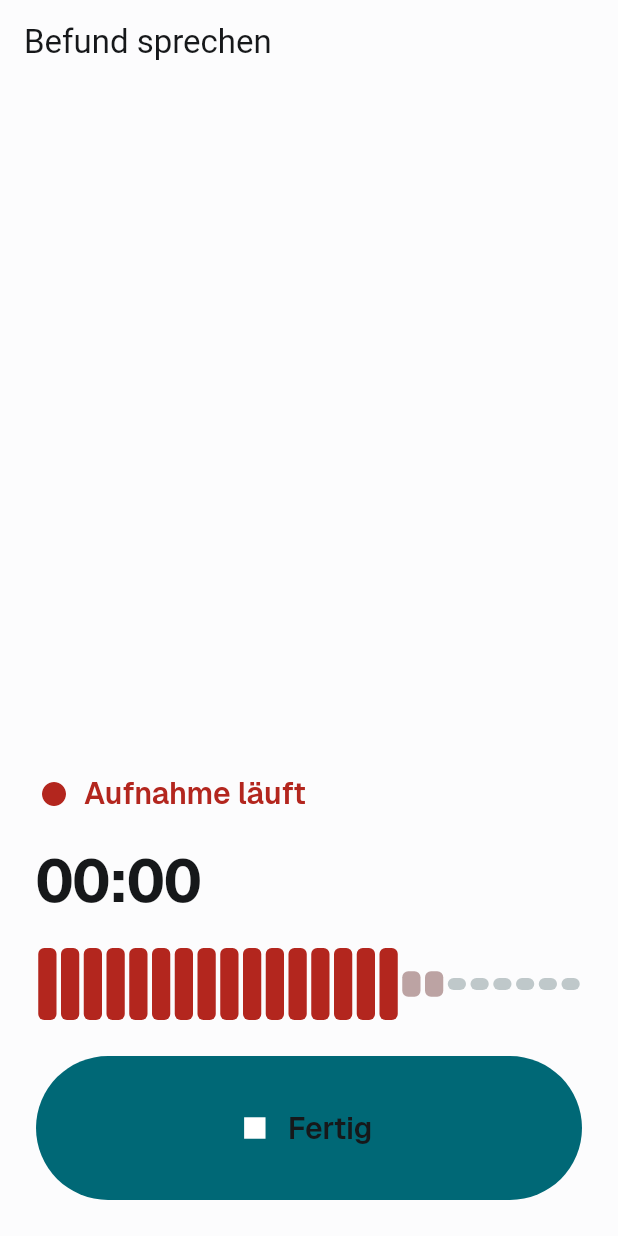
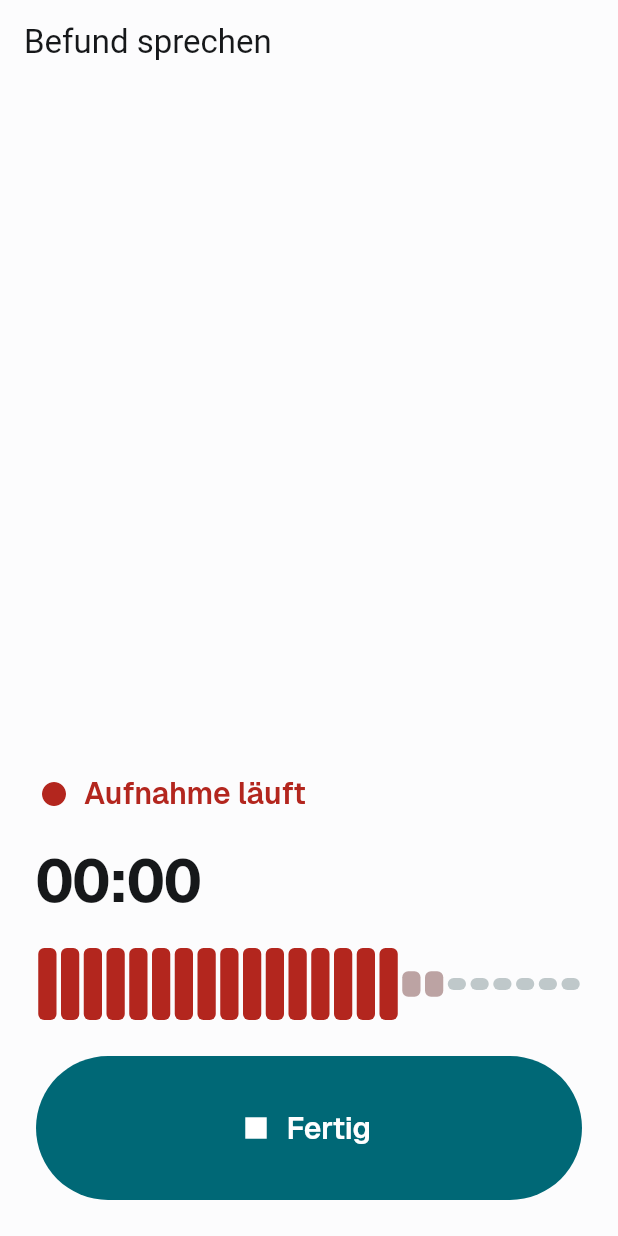
Before and after one commit to Schweitzerle/wunddoku, a Flutter app: the screen it shows after launch, after a tap on "Aufnahme starten", on a phone screen of 412 x 824 dp. Run offline on Flutter 3.47's test engine with Material 3 defaults, Android fonts, the phone set to English and light mode, and no system bars; our stand-ins replace drift, flutter_secure_storage; missing offline and left inert: flutter_driver, sqlite3; accounts and stored records are empty; generated files the repository leaves out were written again.

Commit message:
fix: keep the primary label above the contrast floor
A TextStyle taken from ThemeData carries onSurface as its colour, so
handing textTheme.titleMedium to a filled button overrode its onPrimary
and dropped the label to 2.75:1. Size now goes through the button style.
Caught by meetsGuideline, not by eye.

Co-Authored-By: Claude Opus 5 <noreply@anthropic.com>
Claude-Session: https://claude.ai/code/session_01EYeVCRBm19sn3DCHQvrBqP

```diff
--- a/lib/features/besuch/ui/capture_screen.dart
+++ b/lib/features/besuch/ui/capture_screen.dart
@@ -167,13 +167,18 @@ class _PrimaryCaptureAction extends StatelessWidget {
     final theme = Theme.of(context);
     final spacing = context.spacing;
 
-    return SizedBox(
-      height: spacing.s96,
-      child: FilledButton.icon(
-        onPressed: onPressed,
-        icon: Icon(icon, size: 28),
-        label: Text(label, style: theme.textTheme.titleMedium),
+    // The size goes through the button style, not through the Text: a
+    // TextStyle taken from ThemeData carries onSurface as its colour, and
+    // handing it to a filled button would override the button's onPrimary
+    // and quietly drop the label below the contrast floor.
+    return FilledButton.icon(
+      onPressed: onPressed,
+      style: FilledButton.styleFrom(
+        minimumSize: Size.fromHeight(spacing.s96),
+        textStyle: theme.textTheme.titleMedium,
       ),
+      icon: Icon(icon, size: 28),
+      label: Text(label),
     );
   }
 }
```
Also changed, not shown: 2 other files.
